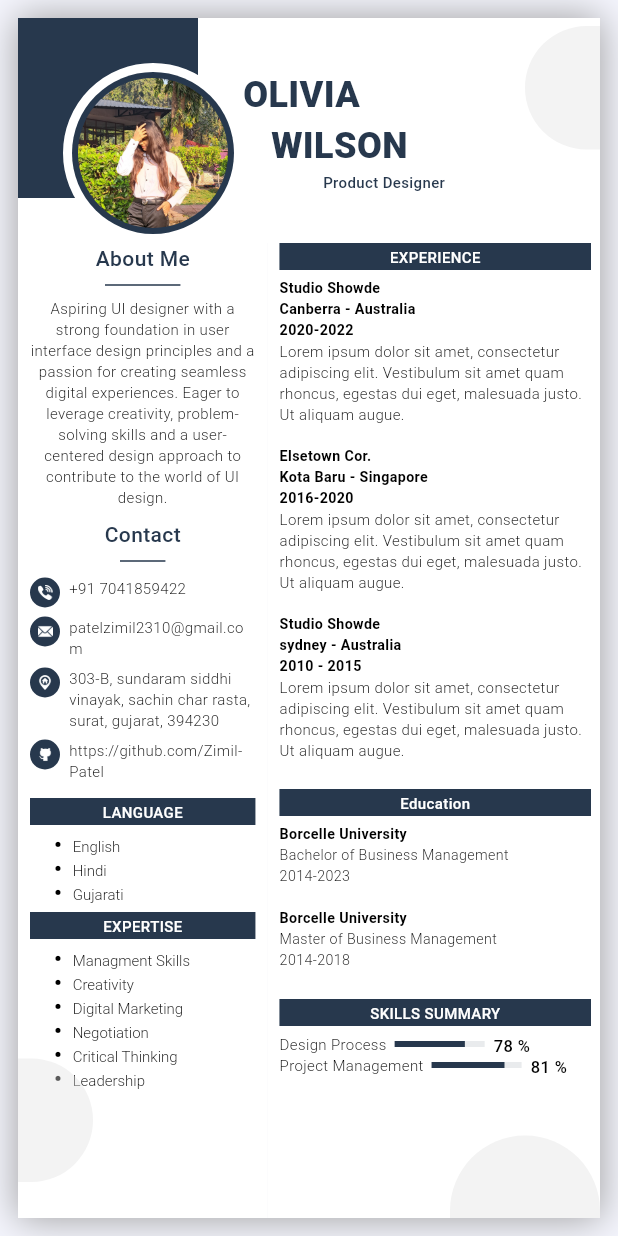
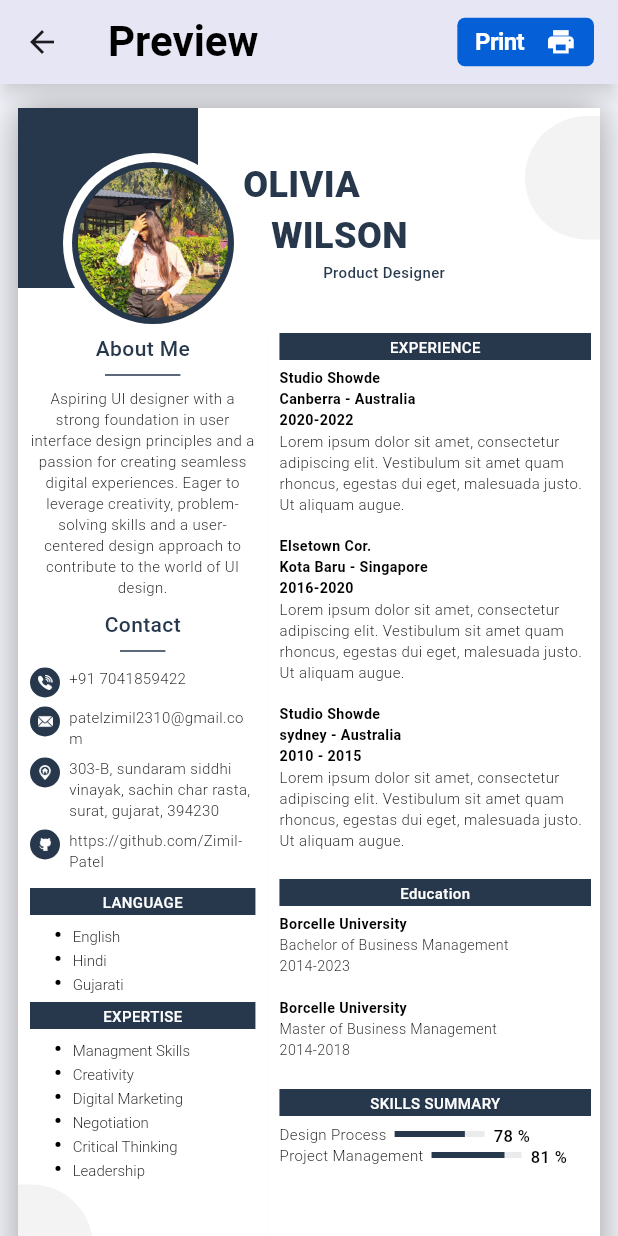
Before and after one commit to Zimil-Patel/cv_maker, a Flutter app: the HomeScreen screen opened by its route, after a tap on "CREATE RESUME", on a phone screen of 412 x 824 dp. Run offline on Flutter 3.47's test engine with Material 3 defaults, Android fonts, the phone set to English and light mode, and no system bars; our stand-ins replace google_fonts, pdf, printing.

Commit message:
16-03-2024

```diff
--- a/lib/main.dart
+++ b/lib/main.dart
@@ -22,7 +22,7 @@ class CVMaker extends StatelessWidget {
       debugShowCheckedModeBanner: false,
       theme: ThemeData(useMaterial3: true),
       //routes of screens
-      initialRoute: '/home',
+      initialRoute: '/resume',
       routes: {
         '/splash': (context) => const SplashScreen(),
         '/login': (context) => const LoginScreen(),
--- a/lib/screens/components/resume_create_component/tab_list.dart
+++ b/lib/screens/components/resume_create_component/tab_list.dart
@@ -1,5 +1,4 @@
 import 'package:cv_maker/screens/create_resume/create_resume.dart';
-import 'package:cv_maker/screens/home_ui/home_scr.dart';
 import 'package:cv_maker/util/colors/colors.dart';
 import 'package:cv_maker/util/lists/ui_lists.dart';
 import 'package:flutter/cupertino.dart';
--- a/lib/screens/resume_view_ui/resume_view.dart
+++ b/lib/screens/resume_view_ui/resume_view.dart
@@ -1,3 +1,4 @@
+import 'package:cv_maker/screens/components/common_component/text_styles.dart';
 import 'package:cv_maker/screens/components/resume_view_components/about_me.dart';
 import 'package:cv_maker/screens/components/resume_view_components/contact_info.dart';
 import 'package:cv_maker/screens/components/resume_view_components/education_info.dart';
@@ -7,7 +8,12 @@ import 'package:cv_maker/screens/components/resume_view_components/language_box.
 import 'package:cv_maker/screens/components/resume_view_components/profile_name_banner.dart';
 import 'package:cv_maker/screens/components/resume_view_components/skill_info.dart';
 import 'package:cv_maker/util/colors/colors.dart';
+import 'package:flutter/cupertino.dart';
 import 'package:flutter/material.dart';
+import 'package:flutter/services.dart';
+import 'package:pdf/pdf.dart';
+import 'package:pdf/widgets.dart' as vz;
+import 'package:printing/printing.dart';
 
 class ResumeView extends StatefulWidget {
   const ResumeView({super.key});
@@ -25,10 +31,53 @@ class _ResumeViewState extends State<ResumeView> {
     width = MediaQuery.of(context).size.width;
     return Scaffold(
       backgroundColor: primaryBgColor,
+      appBar: AppBar(
+        elevation: 4,
+        shadowColor: Colors.grey.withOpacity(0.4),
+        scrolledUnderElevation: 4,
+        backgroundColor: primaryBgColor,
+        title: Text(
+          'Preview',
+          style: textStyle(),
+        ),
+        centerTitle: false,
+        actions: [
+          CupertinoButton(
+            padding: EdgeInsets.zero,
+            onPressed: () async {
+              PdfColor primary = PdfColor.fromHex('#27384d');
+              final image = await imageFromAssetBundle(
+                  'asset/images/resume/profile.jpeg');
+              final pdf = vz.Document();
+
+              pdf.addPage(
+                vz.Page(
+                  pageFormat: PdfPageFormat.a4,
+                  build: (context) {
+                    return vz.Container(
+                      color: PdfColors.grey,
+                    );
+                  },
+                ),
+              );
+
+              await Printing.layoutPdf(
+                  onLayout: (PdfPageFormat format) async => pdf.save());
+
+              // PdfPreview(
+              //   build: (format) => pdf.save(),
+              // );
+            },
+            child: printButton(),
+          ),
+        ],
+      ),
       body: SafeArea(
+        child: SingleChildScrollView(
           child: Container(
             height: height,
-          margin: const EdgeInsets.all(12),
+            margin:
+                const EdgeInsets.only(left: 12, right: 12, bottom: 24, top: 16),
             decoration: const BoxDecoration(
               color: Colors.white,
               boxShadow: [
@@ -133,6 +182,36 @@ class _ResumeViewState extends State<ResumeView> {
             ),
           ),
         ),
+      ),
+    );
+  }
+
+  Container printButton() {
+    return Container(
+      margin: const EdgeInsets.symmetric(horizontal: 16),
+      padding: const EdgeInsets.symmetric(vertical: 6, horizontal: 12),
+      decoration: BoxDecoration(
+        color: primaryLight,
+        borderRadius: BorderRadius.circular(5),
+      ),
+      child: Row(
+        children: [
+          Text(
+            'Print',
+            style: normalText(
+              color: Colors.white,
+              bold: FontWeight.w600,
+            ),
+          ),
+          const SizedBox(
+            width: 14,
+          ),
+          const Icon(
+            Icons.print,
+            color: Colors.white,
+          ),
+        ],
+      ),
     );
   }
 
--- a/pubspec.yaml
+++ b/pubspec.yaml
@@ -48,6 +48,8 @@ dev_dependencies:
   flutter_lints: ^3.0.0
   google_fonts: ^6.2.1
   blurrycontainer: 1.0.2
+  pdf: ^3.10.8
+  printing: ^5.12.0
 
 # For information on the generic Dart part of this file, see the
 # following page: https://dart.dev/tools/pub/pubspec
```
Also changed, not shown: pubspec.lock, 6 other files. Lines whose indentation alone changed are shown as unchanged.
